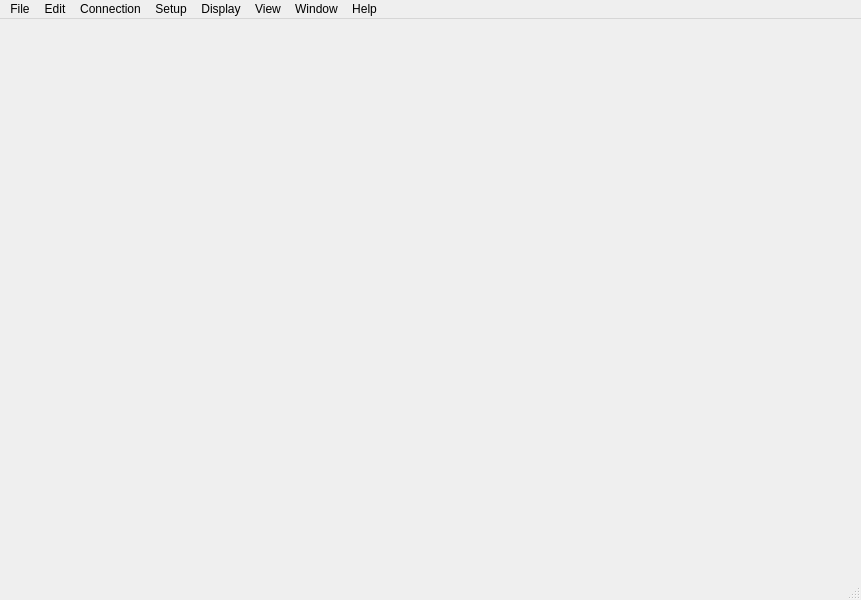
sweeboon/ModBusX, file modbusx/ui/main_window.ui: the form before one commit.
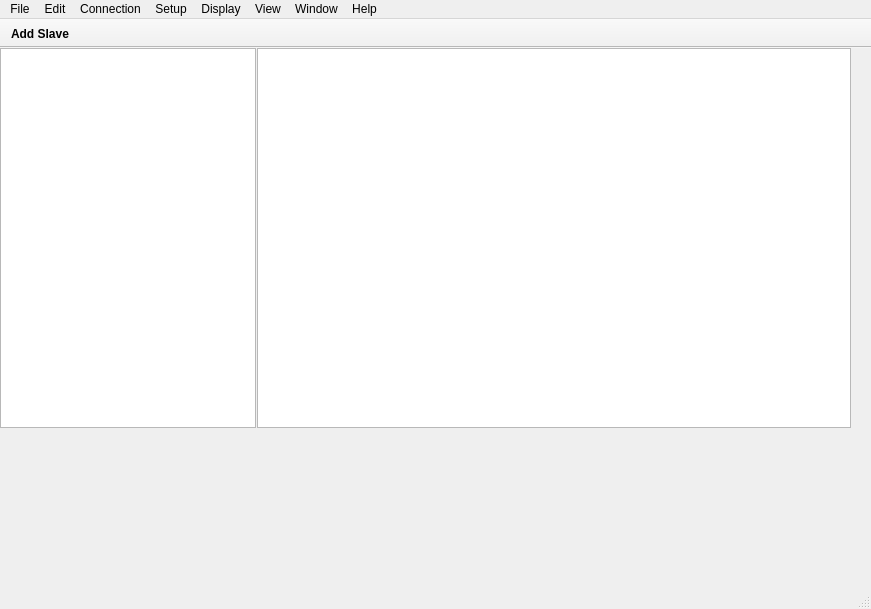
The form after the commit. Icons and pictures are not drawn.

Commit message: Enhance ModbusX UI: Add AddSlaveDialog, integrate tree and table views, update resources, and apply font styling

```diff
--- a/modbusx/ui/main_window.ui
+++ b/modbusx/ui/main_window.ui
@@ -6,10 +6,15 @@
    <rect>
     <x>0</x>
     <y>0</y>
-    <width>861</width>
-    <height>600</height>
+    <width>871</width>
+    <height>609</height>
    </rect>
   </property>
+  <property name="font">
+   <font>
+    <family>Yu Gothic UI</family>
+   </font>
+  </property>
   <property name="windowTitle">
    <string>MainWindow</string>
   </property>
@@ -31,14 +36,59 @@
   <property name="dockNestingEnabled">
    <bool>false</bool>
   </property>
-  <widget class="QWidget" name="centralwidget"/>
+  <widget class="QWidget" name="centralwidget">
+   <widget class="QSplitter" name="splitter">
+    <property name="geometry">
+     <rect>
+      <x>0</x>
+      <y>0</y>
+      <width>851</width>
+      <height>380</height>
+     </rect>
+    </property>
+    <property name="lineWidth">
+     <number>0</number>
+    </property>
+    <property name="orientation">
+     <enum>Qt::Horizontal</enum>
+    </property>
+    <property name="opaqueResize">
+     <bool>true</bool>
+    </property>
+    <property name="handleWidth">
+     <number>1</number>
+    </property>
+    <widget class="QTreeView" name="treeView">
+     <property name="minimumSize">
+      <size>
+       <width>0</width>
+       <height>0</height>
+      </size>
+     </property>
+    </widget>
+    <widget class="QTableView" name="tableView">
+     <property name="sizePolicy">
+      <sizepolicy hsizetype="Maximum" vsizetype="Expanding">
+       <horstretch>60</horstretch>
+       <verstretch>0</verstretch>
+      </sizepolicy>
+     </property>
+     <property name="minimumSize">
+      <size>
+       <width>0</width>
+       <height>0</height>
+      </size>
+     </property>
+    </widget>
+   </widget>
+  </widget>
   <widget class="QStatusBar" name="statusbar"/>
   <widget class="QMenuBar" name="menubar">
    <property name="geometry">
     <rect>
      <x>0</x>
      <y>0</y>
-     <width>861</width>
+     <width>871</width>
      <height>26</height>
     </rect>
    </property>
@@ -100,9 +150,59 @@
    <addaction name="menuWindow"/>
    <addaction name="menuHelp"/>
   </widget>
-  <action name="actionConnection">
+  <widget class="QToolBar" name="toolBar">
+   <property name="font">
+    <font>
+     <family>Yu Gothic UI</family>
+     <weight>50</weight>
+     <italic>false</italic>
+     <bold>false</bold>
+     <strikeout>false</strikeout>
+    </font>
+   </property>
+   <property name="focusPolicy">
+    <enum>Qt::NoFocus</enum>
+   </property>
+   <property name="windowTitle">
+    <string>toolBar</string>
+   </property>
+   <property name="movable">
+    <bool>false</bool>
+   </property>
+   <property name="iconSize">
+    <size>
+     <width>50</width>
+     <height>50</height>
+    </size>
+   </property>
+   <property name="toolButtonStyle">
+    <enum>Qt::ToolButtonTextUnderIcon</enum>
+   </property>
+   <property name="floatable">
+    <bool>false</bool>
+   </property>
+   <attribute name="toolBarArea">
+    <enum>TopToolBarArea</enum>
+   </attribute>
+   <attribute name="toolBarBreak">
+    <bool>false</bool>
+   </attribute>
+   <addaction name="actionAddSlave"/>
+  </widget>
+  <action name="actionAddSlave">
+   <property name="icon">
+    <iconset resource="resources/resources.qrc">
+     <normaloff>:/icons/plus.svg</normaloff>:/icons/plus.svg</iconset>
+   </property>
    <property name="text">
-    <string>Connection</string>
+    <string>Add Slave</string>
+   </property>
+   <property name="font">
+    <font>
+     <pointsize>9</pointsize>
+     <weight>75</weight>
+     <bold>true</bold>
+    </font>
    </property>
   </action>
   <action name="actionNew">
```
Left out of the diff: 23 changed lines with no effect on the pictures. The commit also changes 9 other files.
